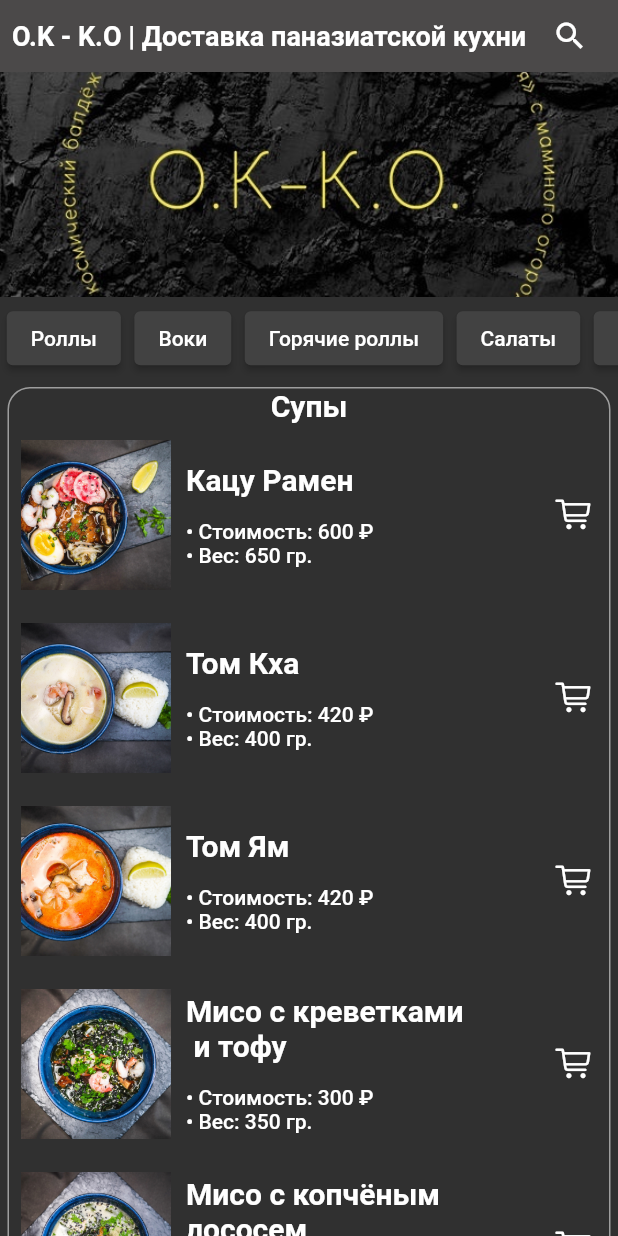
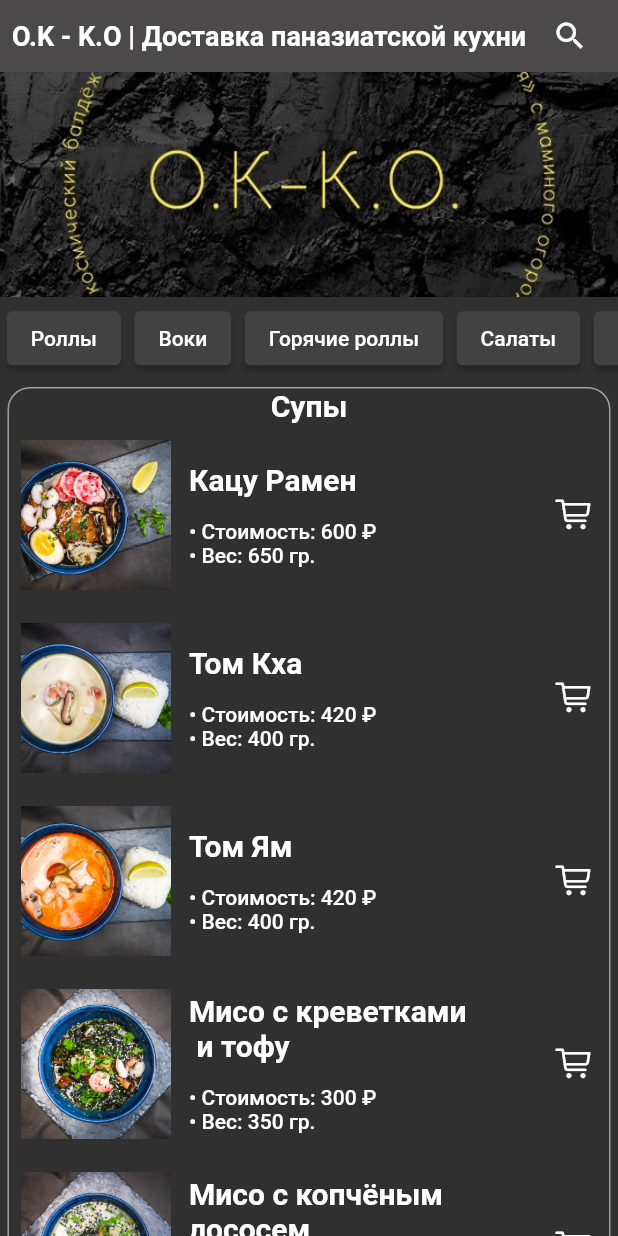
Before and after one commit to sanchesrik/flutter_project_okko, a Flutter app: the screen it shows after launch, on a phone screen of 412 x 824 dp. Run offline on Flutter 3.47's test engine with Material 2 defaults, Android fonts, the phone set to English and light mode, and no system bars.

Commit message:
new_comm

```diff
--- a/lib/menu.dart
+++ b/lib/menu.dart
@@ -46,7 +46,7 @@ class menu extends StatelessWidget {
                         height: 100,
                       ),
                       Padding(
-                        padding: const EdgeInsets.only(left: 10),
+                        padding: const EdgeInsets.only(left: 12),
                         child: Column(
                           crossAxisAlignment: CrossAxisAlignment.start,
                           children: [
```
